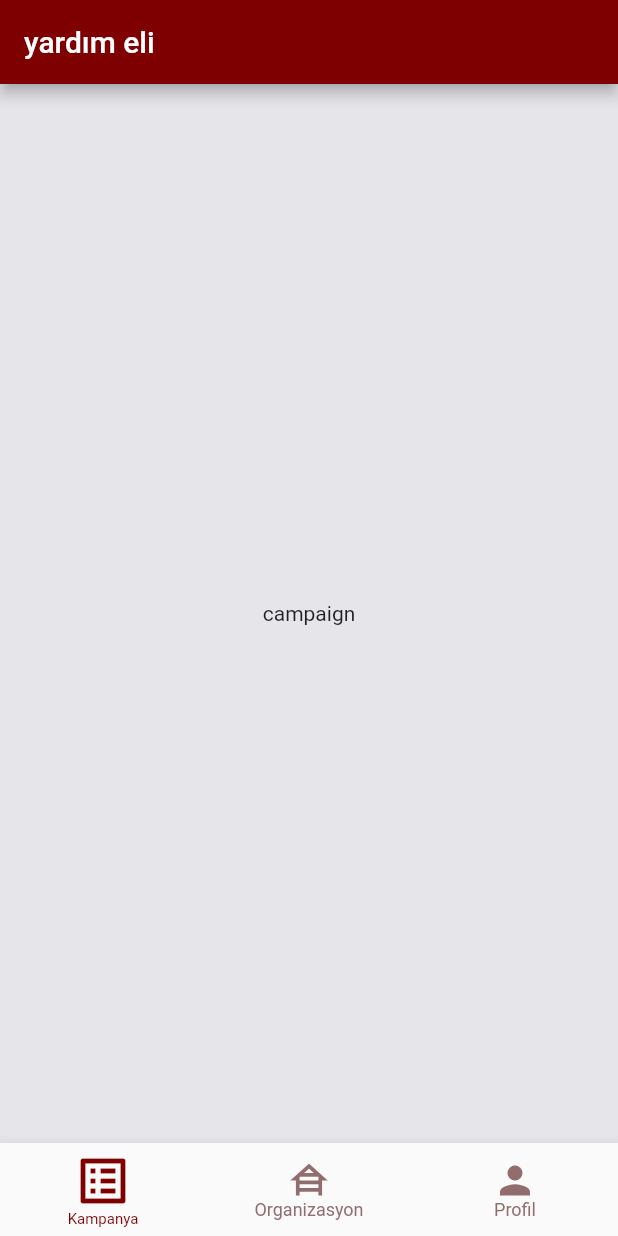
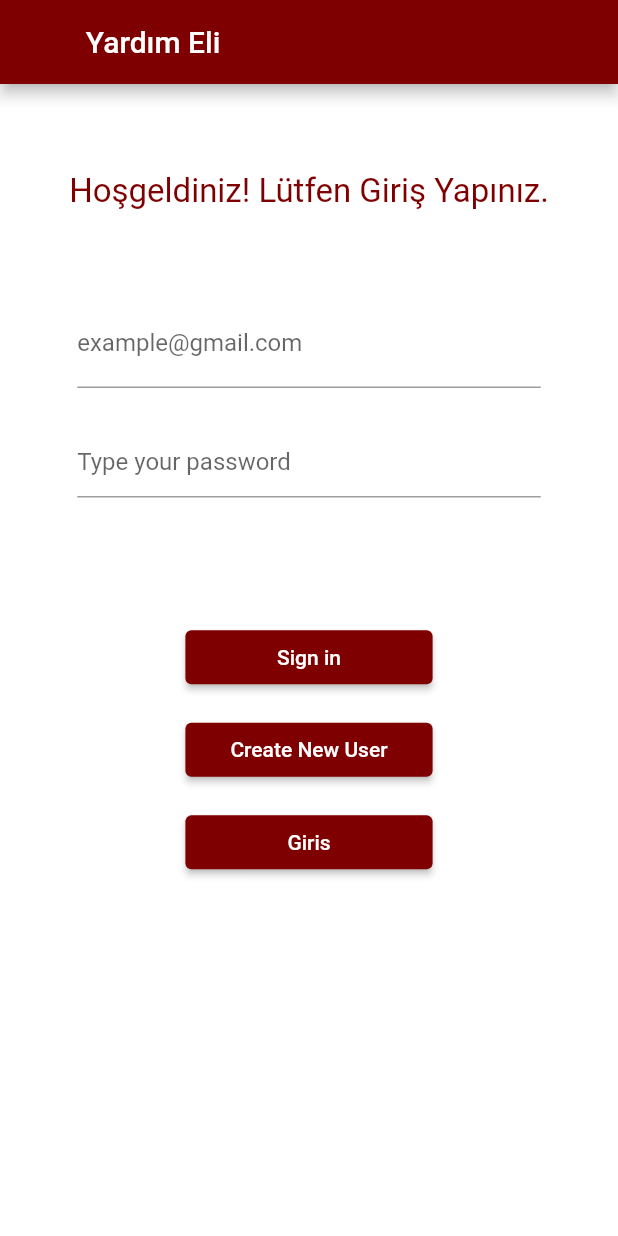
Before and after one commit to FatihGeylan/Graduation_Project_Yardimeli, a Flutter app: the screen it shows after launch, on a phone screen of 412 x 824 dp. Run offline on Flutter 3.47's test engine with Material 2 defaults, Android fonts, the phone set to English and light mode, and no system bars.

Commit message:
Login page eklendi, Profil sayfası düzenlendi.

```diff
--- /dev/null
+++ b/lib/API/AuthAPI.dart
@@ -0,0 +1,42 @@
+import 'dart:convert';
+import 'dart:developer';
+import 'package:http/http.dart' as http;
+import 'ConstantsAuth.dart';
+
+class AuthAPI {
+  // Future<http.Response> signUp(String email, String password,) async {
+  //   var body = jsonEncode({
+  //     'customer': {
+  //       'email': email,
+  //       'password': password,
+  //     }
+  //   });
+  //
+  //   http.Response response =
+  //   await http.post(super.customersPath, headers: super.headers, body: body);
+  //   return response;
+  // }
+
+  Future<http.Response> login(String email, String password) async {
+    var body = jsonEncode({'email': email, 'password': password});
+    var url = Uri.parse(UserConstant.api);
+
+
+
+    http.Response response =
+    await http.post(url,headers: UserConstant().headers , body: body);
+
+    return response;
+  }
+
+
+  // Future<http.Response> logout(int id, String token) async {
+  //   var body = jsonEncode({'id': id, 'token': token});
+  //
+  //   http.Response response = await http.post(super.logoutPath,
+  //       headers: super.headers, body: body);
+  //
+  //   return response;
+  // }
+
+}
--- /dev/null
+++ b/lib/API/ConstantsAuth.dart
@@ -0,0 +1,8 @@
+class UserConstant {
+  static String base = 'http://yardimeli.somee.com';
+  static var api = base + '/api/Auth/CreateToken';
+
+  Map<String,String> headers = {
+    "Content-Type": "application/json; charset=UTF-8" };
+
+}
--- /dev/null
+++ b/lib/API/ModelUser.dart
@@ -0,0 +1,24 @@
+import 'dart:convert';
+
+class User{
+  // String email;
+  String accessToken;
+
+  User({required this.accessToken});
+
+  factory User.fromReqBody(String body) {
+    Map<String, dynamic> json = jsonDecode(body);
+
+    return User(
+      // email: json['email'],
+      accessToken: json['data']['accessToken'],
+    );
+
+  }
+
+  void printAttributes() {
+    // print("email: ${this.email}\n");
+    print("token: ${this.accessToken}\n");
+  }
+
+}
--- a/lib/HomeScreen.dart
+++ b/lib/HomeScreen.dart
@@ -67,4 +67,6 @@ class _HomeScreenState extends State<HomeScreen> {
       ) ,
     );
   }
+
+
 }
--- a/lib/main.dart
+++ b/lib/main.dart
@@ -1,4 +1,5 @@
 import 'package:flutter/material.dart';
+import 'package:yardimeliflutter/pages/LoginPage.dart';
 
 import 'API/ModelOganization.dart';
 import 'API/OrganizationApiService.dart';
@@ -17,11 +18,11 @@ class MyApp extends StatelessWidget {
     return MaterialApp(
       debugShowCheckedModeBanner: false,
       title: 'Flutter Demo',
-      theme: ThemeData(
-        scaffoldBackgroundColor: Color(0xffe6e5ea),
-        primarySwatch: Colors.blue,
+      theme: ThemeData().copyWith(
+        scaffoldBackgroundColor: Colors.white,
+        colorScheme: ThemeData().colorScheme.copyWith(primary: const Color(0xff7f0000)),
       ),
-      home: const HomeScreen(),
+      home: const LoginPage(),
     );
   }
 }
--- /dev/null
+++ b/lib/pages/LoginPage.dart
@@ -0,0 +1,168 @@
+import 'package:flutter/material.dart';
+import 'package:yardimeliflutter/API/ModelUser.dart';
+import 'package:yardimeliflutter/HomeScreen.dart';
+
+import '../API/AuthAPI.dart';
+
+
+class LoginPage extends StatefulWidget {
+  const LoginPage({Key? key}) : super(key: key);
+
+  @override
+  State<LoginPage> createState() => _LoginPageState();
+}
+
+class _LoginPageState extends State<LoginPage> {
+
+  String email = '';
+  String password = '';
+  final GlobalKey<FormState> _formKey = GlobalKey<FormState>();
+  final TextEditingController _emailController = TextEditingController();
+  final TextEditingController _passwordController = TextEditingController();
+  // bool _success = false;
+  // String _userEmail= '';
+  AuthAPI _authAPI = AuthAPI();
+
+  @override
+  Widget build(BuildContext context) {
+    return GestureDetector(
+      onTap: () => FocusScope.of(context).unfocus(),
+      child: Scaffold(
+        appBar: AppBar(
+          title: Padding(
+            padding: EdgeInsets.only(left: MediaQuery.of(context).size.width/10),
+            child: Text('Yardım Eli',style: const TextStyle(color: Colors.white),),
+          ),
+        ),
+        body: Form(
+          key: _formKey,
+          child: SingleChildScrollView(
+            child: Center(
+              child: Column(
+                mainAxisAlignment: MainAxisAlignment.start,
+                children: <Widget>[
+                  SizedBox(
+                    height: MediaQuery.of(context).size.width/7,
+                  ),
+                  Text('Hoşgeldiniz! Lütfen Giriş Yapınız.',style: TextStyle(color: Color(0xff7f0000),fontSize: 22),),
+                  SizedBox(
+                    height: MediaQuery.of(context).size.width/7,
+                  ),
+                  Container(
+                    width: MediaQuery.of(context).size.width/20*15,
+
+                    // height: 200.0,
+                    //decoration: const BoxDecoration(color: Colors.blueGrey),
+                    child: Column(
+                      children: [
+                        TextFormField(
+                          onChanged: (String text) {
+                            email = text;
+                          },
+                          controller: _emailController,
+                          validator: (value) {
+                            if (value == null || value.isEmpty) {
+                              return 'Please enter some text';
+                            }
+                            return null;
+                          },
+                          decoration: const InputDecoration(
+                              hintText: 'Type your mail',
+                              labelText: 'example@gmail.com'),
+                        ),
+                        SizedBox(
+                          height: 25,
+                        ),
+                        TextFormField(
+                          controller: _passwordController,
+                          validator: (value) {
+                            if (value == null || value.isEmpty) {
+                              return 'Please enter some text';
+                            }
+                            return null;
+                          },
+                          onChanged: (String text) {
+                            password = text;
+                          },
+                          obscureText: true,
+                          decoration: const InputDecoration(
+                            hintText: 'Type your password',
+                          ),
+                        ),
+                        SizedBox(
+                          height: MediaQuery.of(context).size.height/10,
+                        ),
+
+                        Container(
+                          width: MediaQuery.of(context).size.height/5,
+                          child: ElevatedButton(
+                            onPressed:() async{
+                              {
+                                if(_formKey.currentState!.validate()){
+                                  try{
+                                    var req = await
+                                    _authAPI.login(_emailController.text,  _passwordController.text);
+                                    if(req.statusCode == 0){
+                                      print(req.body);
+                                      var user =
+                                      User.fromReqBody(req.body);
+                                      user.printAttributes();
+                                      _gotoHomeScreen(context);
+                                    } else {
+                                      print('Hatalı giriş falan');
+                                    }
+                                  } on Exception catch (e){
+                                    print(e.toString());
+                                    // pushError(context);
+                                  }
+                                }
+                              }
+                            }, child: Text('Sign in'),
+                          ),
+                        ),
+                        SizedBox(
+                          height: MediaQuery.of(context).size.height/60,
+                        ),
+
+                        Container(
+                          width: MediaQuery.of(context).size.height/5,
+                          child: ElevatedButton(
+                              onPressed: () {
+                                //_gotoCreateUser(context);
+                              },
+                              child: const Text('Create New User')
+
+                          ),
+                        ),
+                        SizedBox(
+                          height: MediaQuery.of(context).size.height/60,
+                        ),
+
+                        Container(
+                          width: MediaQuery.of(context).size.height/5,
+                          child: ElevatedButton(onPressed: () {
+                            _gotoHomeScreen(context);
+                          },
+                              child: Text('Giris')),
+                        ),
+                        SizedBox(height: 25),
+
+
+                      ],
+                    ),
+                  ),
+                ],
+              ),
+            ),
+          ),
+        ),
+      ),
+    );
+  }
+
+  void _gotoHomeScreen(BuildContext context){
+    Navigator.of(context).push(MaterialPageRoute(builder: (context){
+      return const HomeScreen();
+    },));
+  }
+}
```
Also changed, not shown: lib/pages/AddCampaignPage.dart (added, +54 -0 lines), lib/pages/MyCampaignsPage.dart (added, +69 -0 lines), lib/pages/ProfilePage.dart (+58 -2 lines).
